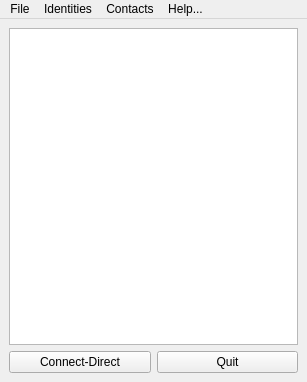
Before: the Qt Designer form ui/dchat.ui in berndhs/egalite, drawn with Qt 5.
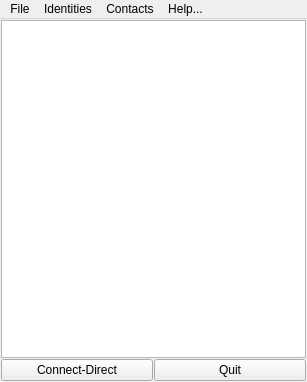
After: the same form once the commit is applied. Icons and pictures are not drawn.

Commit message: made margins small, the default qt-designer margins are silly

What changed in the file:
```diff
--- a/ui/dchat.ui
+++ b/ui/dchat.ui
@@ -181,6 +181,7 @@
    </property>
   </action>
  </widget>
+ <layoutdefault spacing="1" margin="1"/>
  <resources>
   <include location="../dchat.qrc"/>
  </resources>
```
Left out of the diff: 1 changed line with no effect on the pictures. The commit also changes 18 other files.
